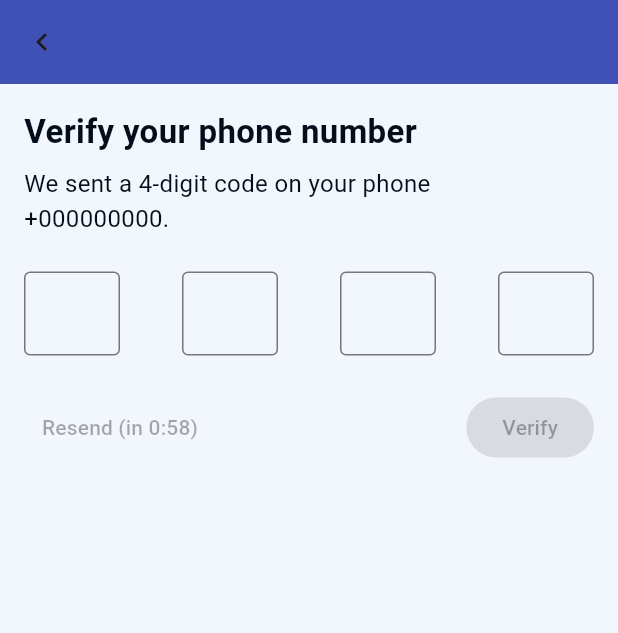
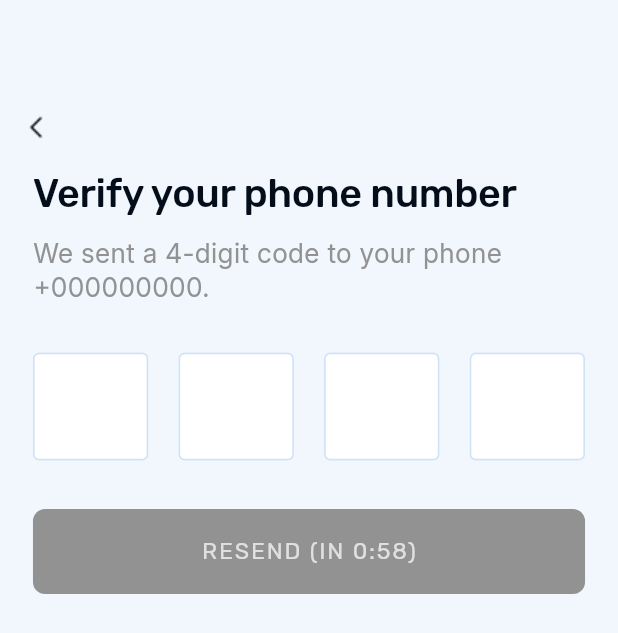
Before and after one commit to WebgateSystems/akademy2-mobile, a Flutter app: the VerifyPhonePage screen opened by its route, on a phone screen of 412 x 824 dp. Shown: the top 633 px of the screen. Run offline on Flutter 3.47's test engine with Material 3 defaults, Android fonts, the phone set to English and light mode, and no system bars; our stand-ins replace dio, file_picker, flutter_riverpod, flutter_screenutil, flutter_secure_storage, go_router and 4 more; missing offline and left inert: dio_smart_retry, mobile_scanner; accounts and stored records are empty; generated files the repository leaves out were written again.

Commit message:
verify screens

```diff
--- a/lib/app/theme/tokens.dart
+++ b/lib/app/theme/tokens.dart
@@ -46,6 +46,9 @@ class AppColors {
   static Color contentPrimary(BuildContext context) =>
       Theme.of(context).brightness == Brightness.dark ? blue05 : blue90;
 
+  static Color contentSecondary(BuildContext context) =>
+      Theme.of(context).brightness == Brightness.dark ? grey40 : grey60;
+
   static Color contentButtonPrimary(BuildContext context) =>
       Theme.of(context).brightness == Brightness.dark ? grey90 : grey05;
 
@@ -90,6 +93,14 @@ class AppTextStyles {
         letterSpacing: -0.24,
       );
 
+  static TextStyle b1(BuildContext context) => TextStyle(
+        fontSize: 16.sp,
+        fontFamily: 'Inter',
+        fontWeight: FontWeight.w400,
+        color: AppColors.contentPrimary(context),
+        height: 1.3,
+      );
+
   static TextStyle b2(BuildContext context) => TextStyle(
         fontSize: 14.sp,
         fontFamily: 'Inter',
--- a/lib/app/view/action_button_widget.dart
+++ b/lib/app/view/action_button_widget.dart
@@ -10,7 +10,7 @@ class ActionButtonWidget extends StatelessWidget {
   const ActionButtonWidget({
     super.key,
     required this.text,
-    required this.loading,
+    this.loading = false,
     required this.onPressed,
   });
 
--- a/lib/app/view/edit_text_widget.dart
+++ b/lib/app/view/edit_text_widget.dart
@@ -11,6 +11,11 @@ class EditTextWidget extends StatelessWidget {
   final bool readOnly;
   final Widget? suffixIcon;
   final Function(String)? onChanged;
+  final int maxLength;
+  final FocusNode? focusNode;
+  final TextAlign textAlign;
+  final TextStyle? textStyle;
+  final EdgeInsetsGeometry? contentPadding;
 
   const EditTextWidget({
     super.key,
@@ -22,6 +27,11 @@ class EditTextWidget extends StatelessWidget {
     this.keyboard = TextInputType.text,
     this.onChanged,
     this.readOnly = false,
+    this.maxLength = 1,
+    this.focusNode,
+    this.textAlign = TextAlign.start,
+    this.textStyle,
+    this.contentPadding,
   });
 
   @override
@@ -32,16 +42,21 @@ class EditTextWidget extends StatelessWidget {
       child: Column(
         crossAxisAlignment: CrossAxisAlignment.start,
         children: [
-          Text(label ?? '',
-              style: AppTextStyles.b2(context).copyWith(
-                color: theme.textTheme.bodyMedium?.color,
-              )),
-          SizedBox(height: 4.h),
+          if (label != null)
+            Text(label ?? '',
+                style: AppTextStyles.b2(context).copyWith(
+                  color: theme.textTheme.bodyMedium?.color,
+                )),
+          if (label != null) SizedBox(height: 4.h),
           TextField(
+            style: textStyle ?? AppTextStyles.b2(context),
+            textAlign: textAlign,
             controller: controller,
             keyboardType: keyboard,
+            focusNode: focusNode,
             readOnly: readOnly,
             onChanged: onChanged,
+            maxLength: maxLength,
             decoration: InputDecoration(
               filled: true,
               fillColor: AppColors.surface(context),
@@ -54,6 +69,9 @@ class EditTextWidget extends StatelessWidget {
                 color: AppColors.contentError(context),
               ),
               suffixIcon: suffixIcon,
+              counterText: '',
+              counter: const SizedBox.shrink(),
+              contentPadding: contentPadding,
               enabledBorder: OutlineInputBorder(
                 borderRadius: BorderRadius.circular(4.r),
                 borderSide: BorderSide(
--- a/lib/app/view/toolbar_widget.dart
+++ b/lib/app/view/toolbar_widget.dart
@@ -2,21 +2,33 @@ import 'package:academy_2_app/app/theme/tokens.dart';
 import 'package:flutter/material.dart';
 
 class ToolbarWidget extends StatelessWidget {
-  final String title;
+  Widget? leftIcon;
+  Widget? rightIcon;
+  String title;
 
-  const ToolbarWidget({
+  ToolbarWidget({
     super.key,
-    required this.title,
+    this.leftIcon,
+    this.rightIcon,
+    this.title = "",
   });
 
   @override
   Widget build(BuildContext context) {
     final theme = Theme.of(context);
-    return Text(
-      title,
-      style: AppTextStyles.h1(context).copyWith(
-        color: theme.textTheme.bodyMedium?.color,
-      ),
+    return Row(
+      children: [
+        if (leftIcon != null) leftIcon!,
+        if (leftIcon != null) Spacer(),
+        Text(
+          title,
+          style: AppTextStyles.h1(context).copyWith(
+            color: theme.textTheme.bodyMedium?.color,
+          ),
+        ),
+        if (rightIcon != null) Spacer(),
+        if (rightIcon != null) rightIcon!,
+      ],
     );
   }
 }
--- a/lib/features/auth/verify_phone_page.dart
+++ b/lib/features/auth/verify_phone_page.dart
@@ -1,6 +1,12 @@
 import 'dart:async';
 
+import 'package:academy_2_app/app/theme/tokens.dart';
+import 'package:academy_2_app/app/view/action_button_widget.dart';
+import 'package:academy_2_app/app/view/edit_text_widget.dart';
+import 'package:academy_2_app/app/view/toolbar_widget.dart';
+import 'package:academy_2_app/l10n/app_localizations.dart';
 import 'package:flutter/material.dart';
+import 'package:flutter_screenutil/flutter_screenutil.dart';
 import 'package:go_router/go_router.dart';
 
 import 'auth_flow_models.dart';
@@ -44,8 +50,10 @@ class _VerifyPhonePageState extends State<VerifyPhonePage> {
     _resendSeconds = 59;
     _timer?.cancel();
     _timer = Timer.periodic(const Duration(seconds: 1), (timer) {
+      if (!mounted) return;
       if (_resendSeconds == 0) {
         timer.cancel();
+        setState(() {});
       } else {
         setState(() => _resendSeconds--);
       }
@@ -54,27 +62,56 @@ class _VerifyPhonePageState extends State<VerifyPhonePage> {
 
   String get _code => _controllers.map((c) => c.text).join();
 
+  bool get _isCodeComplete =>
+      _code.length == 4 && RegExp(r'^\d{4}$').hasMatch(_code);
+
+  bool get _canResend => !_loading && _resendSeconds == 0;
+
   Future<void> _verify() async {
-    if (_code.length != 4 || !_code.contains(RegExp(r'^\d{4}$'))) {
+    if (_loading) return;
+
+    if (!_isCodeComplete) {
       setState(() => _invalid = true);
       return;
     }
+
     setState(() {
       _invalid = false;
       _loading = true;
     });
+
+    // TODO: замінити це на реальний виклик бекенду / Firebase
     await Future<void>.delayed(const Duration(milliseconds: 800));
     if (!mounted) return;
+
+    final isValid = true;
+
+    if (!isValid) {
+      setState(() {
+        _loading = false;
+        _invalid = true;
+      });
+      return;
+    }
+
     context.go('/verify-email', extra: widget.args.email);
   }
 
   void _resend() {
+    if (!_canResend) return;
+
+    final l10n = AppLocalizations.of(context)!;
+
     for (final c in _controllers) {
       c.clear();
     }
+    setState(() {
+      _invalid = false;
+    });
     _startTimer();
+
     ScaffoldMessenger.of(context).showSnackBar(
-      const SnackBar(content: Text('Code resent')),
+      SnackBar(content: Text(l10n.verifyPhoneCodeResentSnack)),
     );
   }
 
@@ -83,89 +120,103 @@ class _VerifyPhonePageState extends State<VerifyPhonePage> {
       _controllers[index].text = value.substring(0, 1);
       _controllers[index].selection = const TextSelection.collapsed(offset: 1);
     }
+
     if (value.isNotEmpty && index < _focusNodes.length - 1) {
       _focusNodes[index + 1].requestFocus();
     }
     if (value.isEmpty && index > 0) {
       _focusNodes[index - 1].requestFocus();
     }
+
     setState(() {});
+
+    if (_isCodeComplete && !_loading) {
+      _verify();
+    }
   }
 
   @override
   Widget build(BuildContext context) {
+    final l10n = AppLocalizations.of(context)!;
     final phone = widget.args.phone;
+
+    final String buttonText;
+    if (_loading) {
+      buttonText = '';
+    } else if (_resendSeconds > 0) {
+      final seconds = _resendSeconds.toString().padLeft(2, '0');
+      buttonText = l10n.verifyPhoneResendCountdown(seconds);
+    } else {
+      buttonText = l10n.verifyPhoneResendButton;
+    }
+
     return Scaffold(
-      appBar: AppBar(
-        leading: IconButton(
-          icon: const Icon(Icons.chevron_left),
+      body: SingleChildScrollView(
+        child: Column(
+          children: [
+            SizedBox(height: 44.h),
+            Padding(
+              padding: EdgeInsets.only(top: 16.h),
+              child: ToolbarWidget(
+                leftIcon: IconButton(
+                  icon: Image.asset(
+                    'assets/images/ic_chevron_left.png',
+                    color: AppColors.contentPrimary(context),
+                  ),
                   onPressed: () => context.pop(),
                 ),
               ),
-      body: Padding(
-        padding: const EdgeInsets.all(16),
+            ),
+            Padding(
+              padding: EdgeInsets.symmetric(horizontal: 20.w),
               child: Column(
                 crossAxisAlignment: CrossAxisAlignment.start,
                 children: [
-            const Text(
-              'Verify your phone number',
-              style: TextStyle(fontSize: 22, fontWeight: FontWeight.bold),
+                  ToolbarWidget(
+                    title: l10n.verifyPhoneTitle,
                   ),
-            const SizedBox(height: 8),
+                  SizedBox(height: 8.h),
                   Text(
-              'We sent a 4-digit code on your phone\n$phone.',
-              style: const TextStyle(fontSize: 16),
+                    l10n.verifyPhoneSubtitle(phone),
+                    style: AppTextStyles.b1(context).copyWith(
+                      color: AppColors.contentSecondary(context),
+                    ),
                   ),
                   const SizedBox(height: 24),
                   Row(
+                    mainAxisSize: MainAxisSize.max,
                     mainAxisAlignment: MainAxisAlignment.spaceBetween,
                     children: List.generate(_controllers.length, (index) {
                       return SizedBox(
-                  width: 64,
-                  child: TextField(
+                        height: 80.w,
+                        width: 70.w,
+                        child: EditTextWidget(
                           controller: _controllers[index],
                           focusNode: _focusNodes[index],
-                    keyboardType: TextInputType.number,
+                          keyboard: TextInputType.number,
                           maxLength: 1,
                           textAlign: TextAlign.center,
                           onChanged: (v) => _onDigitChanged(index, v),
-                    decoration: const InputDecoration(
-                      counterText: '',
-                      border: OutlineInputBorder(),
-                    ),
+                          errorText: _invalid ? "" : null,
+                          textStyle: AppTextStyles.h1(context),
                         ),
                       );
                     }),
                   ),
-            const SizedBox(height: 12),
+                  SizedBox(height: 12.h),
                   if (_invalid)
-              const Text(
-                'Invalid verification code. Resend a new one?',
-                style: TextStyle(color: Colors.red),
+                    Text(
+                      l10n.verifyPhoneInvalidCode,
+                      style: const TextStyle(color: Colors.red),
                     ),
-            const SizedBox(height: 12),
-            Row(
-              children: [
-                TextButton(
-                  onPressed: _resendSeconds == 0 ? _resend : null,
-                  child: Text(
-                    _resendSeconds == 0
-                        ? 'Resend'
-                        : 'Resend (in 0:${_resendSeconds.toString().padLeft(2, '0')})',
-                  ),
-                ),
-                const Spacer(),
-                ElevatedButton(
-                  onPressed: _code.length == 4 && !_loading ? _verify : null,
-                  child: _loading
-                      ? const SizedBox(
-                          height: 18,
-                          width: 18,
-                          child: CircularProgressIndicator(strokeWidth: 2),
-                        )
-                      : const Text('Verify'),
+                  SizedBox(height: 12.h),
+                  ActionButtonWidget(
+                    onPressed: _canResend ? _resend : null,
+                    text: buttonText,
+                    loading: _loading,
                   ),
                 ],
+              ),
             ),
           ],
         ),
--- a/lib/l10n/app_localizations.dart
+++ b/lib/l10n/app_localizations.dart
@@ -291,6 +291,66 @@ abstract class AppLocalizations {
   /// In en, this message translates to:
   /// **'Create account'**
   String get createAccountButton;
+
+  /// No description provided for @verifyPhoneTitle.
+  ///
+  /// In en, this message translates to:
+  /// **'Verify your phone number'**
+  String get verifyPhoneTitle;
+
+  /// No description provided for @verifyPhoneSubtitle.
+  ///
+  /// In en, this message translates to:
+  /// **'We sent a 4-digit code to your phone\n{phone}.'**
+  String verifyPhoneSubtitle(String phone);
+
+  /// No description provided for @verifyPhoneInvalidCode.
+  ///
+  /// In en, this message translates to:
+  /// **'Invalid verification code. Please request a new one.'**
+  String get verifyPhoneInvalidCode;
+
+  /// No description provided for @verifyPhoneResendCountdown.
+  ///
+  /// In en, this message translates to:
+  /// **'Resend (in 0:{seconds})'**
+  String verifyPhoneResendCountdown(String seconds);
+
+  /// No description provided for @verifyPhoneResendButton.
+  ///
+  /// In en, this message translates to:
+  /// **'Resend code'**
+  String get verifyPhoneResendButton;
+
+  /// No description provided for @verifyPhoneCodeResentSnack.
+  ///
+  /// In en, this message translates to:
+  /// **'Code resent'**
+  String get verifyPhoneCodeResentSnack;
+
+  /// No description provided for @verifyYourAccount.
+  ///
+  /// In en, this message translates to:
+  /// **'Verify your account'**
+  String get verifyYourAccount;
+
+  /// No description provided for @verifyEmailMessage.
+  ///
+  /// In en, this message translates to:
+  /// **'We\'ve sent a confirmation link to {email}. Open your inbox and click the link to finish signing up.'**
+  String verifyEmailMessage(Object email);
+
+  /// No description provided for @checkSpam.
+  ///
+  /// In en, this message translates to:
+  /// **'Don\'t see it? Check your spam folder.'**
+  String get checkSpam;
+
+  /// No description provided for @next.
+  ///
+  /// In en, this message translates to:
+  /// **'Next'**
+  String get next;
 }
 
 class _AppLocalizationsDelegate
--- a/pubspec.yaml
+++ b/pubspec.yaml
@@ -31,6 +31,7 @@ dependencies:
   isar_flutter_libs: ^3.1.0+1
   path_provider: ^2.1.5
   wakelock_plus: ^1.4.0
+  cupertino_icons: ^1.0.8
 
 dev_dependencies:
   flutter_test:
```
Also changed, not shown: lib/features/auth/verify_email_page.dart (+43 -20 lines), lib/l10n/app_localizations_en.dart (+37 -0 lines), lib/l10n/app_localizations_pl.dart (+37 -0 lines), lib/l10n/app_localizations_uk.dart (+37 -0 lines), lib/l10n/intl_en.arb (+25 -1 lines), lib/l10n/intl_pl.arb (+25 -1 lines), lib/l10n/intl_uk.arb (+25 -1 lines), assets/images/ic_chevron_left.png (added), pubspec.lock. Lines whose indentation alone changed are shown as unchanged.
